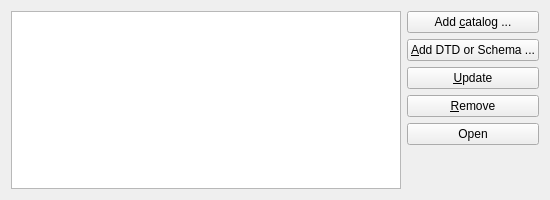
Before: the Qt Designer form xmlcatalogui/xmlcatalogform.ui in KDE/quanta, drawn with Qt 5.
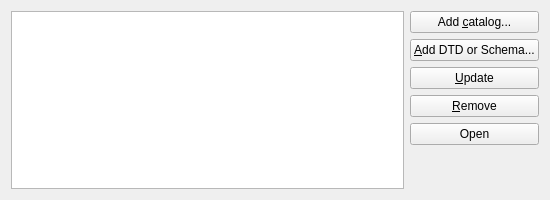
After: the same form once the commit is applied.

The edit to the form file:
```diff
--- a/xmlcatalogui/xmlcatalogform.ui
+++ b/xmlcatalogui/xmlcatalogform.ui
@@ -44,7 +44,7 @@
         <string>Add a catalog to the list.</string>
        </property>
        <property name="text">
-        <string>Add &amp;catalog ...</string>
+        <string>Add &amp;catalog...</string>
        </property>
       </widget>
      </item>
@@ -54,7 +54,7 @@
         <string>Add a Schema or DTD to the selected catalog.</string>
        </property>
        <property name="text">
-        <string>&amp;Add DTD or Schema ...</string>
+        <string>&amp;Add DTD or Schema...</string>
        </property>
       </widget>
      </item>
```
Left out of the diff: 4 changed lines with no effect on the pictures.
